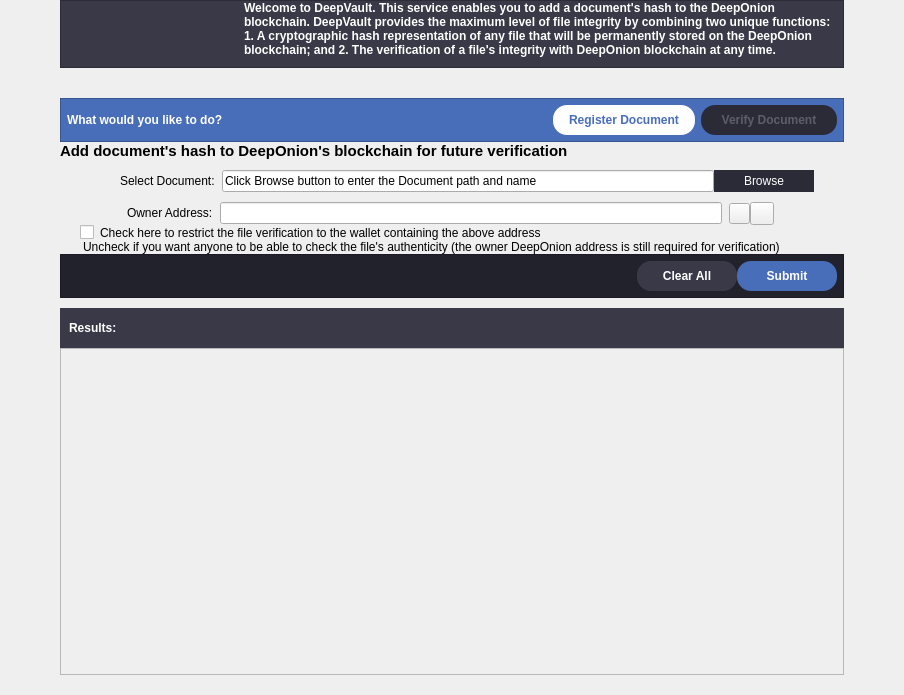
First picture: the form in src/qt/forms/deepvaultpage.ui, repository deeponion/deeponion-legacy, before the edit.
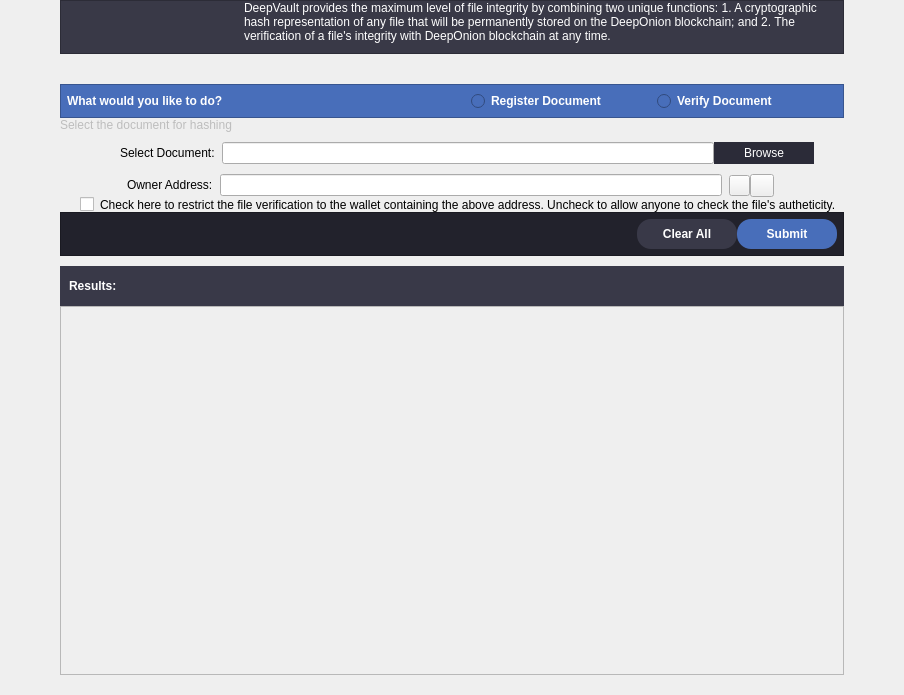
Second picture: the form after the edit. Icons and pictures are not drawn. Custom widgets are drawn as their Qt base class.

```diff
--- a/src/qt/forms/deepvaultpage.ui
+++ b/src/qt/forms/deepvaultpage.ui
@@ -117,10 +117,10 @@
             <item>
              <widget class="QLabel" name="label">
               <property name="styleSheet">
-               <string notr="true">color: white; font-weight: bold;</string>
+               <string notr="true">color: white;</string>
               </property>
               <property name="text">
-               <string>Welcome to DeepVault. This service enables you to add a document's hash to the DeepOnion blockchain. DeepVault provides the maximum level of file integrity by combining two unique functions: 1. A cryptographic hash representation of any file that will be permanently stored on the DeepOnion blockchain; and 2. The verification of a file's integrity with DeepOnion blockchain at any time.</string>
+               <string>&lt;html&gt;&lt;head/&gt;&lt;body&gt;&lt;p&gt;DeepVault provides the maximum level of file integrity by combining two unique functions: 1. A cryptographic hash representation of any file that will be permanently stored on the DeepOnion blockchain; and 2. The verification of a file's integrity with DeepOnion blockchain at any time.&lt;/p&gt;&lt;/body&gt;&lt;/html&gt;</string>
               </property>
               <property name="wordWrap">
                <bool>true</bool>
@@ -195,27 +195,21 @@
                </widget>
               </item>
               <item>
-               <widget class="QPushButton" name="buttonRegister">
-                <property name="sizePolicy">
-                 <sizepolicy hsizetype="Fixed" vsizetype="Fixed">
-                  <horstretch>0</horstretch>
-                  <verstretch>0</verstretch>
-                 </sizepolicy>
-                </property>
+               <widget class="QRadioButton" name="buttonRegister">
                 <property name="minimumSize">
                  <size>
-                  <width>142</width>
-                  <height>30</height>
+                  <width>180</width>
+                  <height>0</height>
                  </size>
                 </property>
-                <property name="font">
-                 <font>
-                  <weight>75</weight>
-                  <bold>true</bold>
-                 </font>
+                <property name="maximumSize">
+                 <size>
+                  <width>180</width>
+                  <height>16777215</height>
+                 </size>
                 </property>
                 <property name="styleSheet">
-                 <string notr="true">background-color: #FFFFFF;color: #486EBA;border-radius:14px;border-width:0px;</string>
+                 <string notr="true">color: white; font-weight: bold;</string>
                 </property>
                 <property name="text">
                  <string>Register Document</string>
@@ -223,27 +217,21 @@
                </widget>
               </item>
               <item>
-               <widget class="QPushButton" name="buttonVerify">
-                <property name="sizePolicy">
-                 <sizepolicy hsizetype="Fixed" vsizetype="Fixed">
-                  <horstretch>0</horstretch>
-                  <verstretch>0</verstretch>
-                 </sizepolicy>
-                </property>
+               <widget class="QRadioButton" name="buttonVerify">
                 <property name="minimumSize">
                  <size>
-                  <width>136</width>
-                  <height>30</height>
+                  <width>180</width>
+                  <height>0</height>
                  </size>
                 </property>
-                <property name="font">
-                 <font>
-                  <weight>75</weight>
-                  <bold>true</bold>
-                 </font>
+                <property name="maximumSize">
+                 <size>
+                  <width>180</width>
+                  <height>16777215</height>
+                 </size>
                 </property>
                 <property name="styleSheet">
-                 <string notr="true">background-color: #2B2B38;color: #5D5D6A;border-radius:14px;border-width:0px;</string>
+                 <string notr="true">color: white; font-weight: bold;</string>
                 </property>
                 <property name="text">
                  <string>Verify Document</string>
@@ -260,13 +248,15 @@
            <property name="font">
             <font>
              <pointsize>9</pointsize>
-             <weight>75</weight>
-             <bold>true</bold>
+             <weight>50</weight>
+             <bold>false</bold>
             </font>
            </property>
+           <property name="styleSheet">
+            <string notr="true">color: rgb(189, 189, 189);</string>
+           </property>
            <property name="text">
-            <string>&lt;html&gt;&lt;head/&gt;&lt;body&gt;&lt;span style=&quot; font-size:11pt; font-weight:600;&quot;&gt;Add document's hash to DeepOnion's blockchain for future verification&lt;/span&gt;&lt;/body&gt;&lt;/html&gt;
-</string>
+            <string>Select the document for hashing</string>
            </property>
           </widget>
          </item>
@@ -306,7 +296,7 @@
               <string notr="true">margin-left: 7px;</string>
              </property>
              <property name="text">
-              <string>Click Browse button to enter the Document path and name</string>
+              <string/>
              </property>
             </widget>
            </item>
@@ -422,20 +412,7 @@
             <string notr="true">margin-left: 20px;</string>
            </property>
            <property name="text">
-            <string>Check here to restrict the file verification to the wallet containing the above address</string>
-           </property>
-          </widget>
-         </item>
-         <item>
-          <widget class="QLabel" name="warningLabel">
-           <property name="styleSheet">
-            <string notr="true">margin-left: 20px;</string>
-           </property>
-           <property name="text">
-            <string>Uncheck if you want anyone to be able to check the file's authenticity (the owner DeepOnion address is still required for verification)</string>
-           </property>
-           <property name="wordWrap">
-            <bool>true</bool>
+            <string>Check here to restrict the file verification to the wallet containing the above address. Uncheck to allow anyone to check the file's autheticity.</string>
            </property>
           </widget>
          </item>
@@ -595,8 +572,8 @@
              <rect>
               <x>0</x>
               <y>0</y>
-              <width>762</width>
-              <height>211</height>
+              <width>764</width>
+              <height>326</height>
              </rect>
             </property>
             <layout class="QVBoxLayout" name="verticalLayout_2">
```
Left out of the diff: 9 changed lines with no effect on the pictures.
